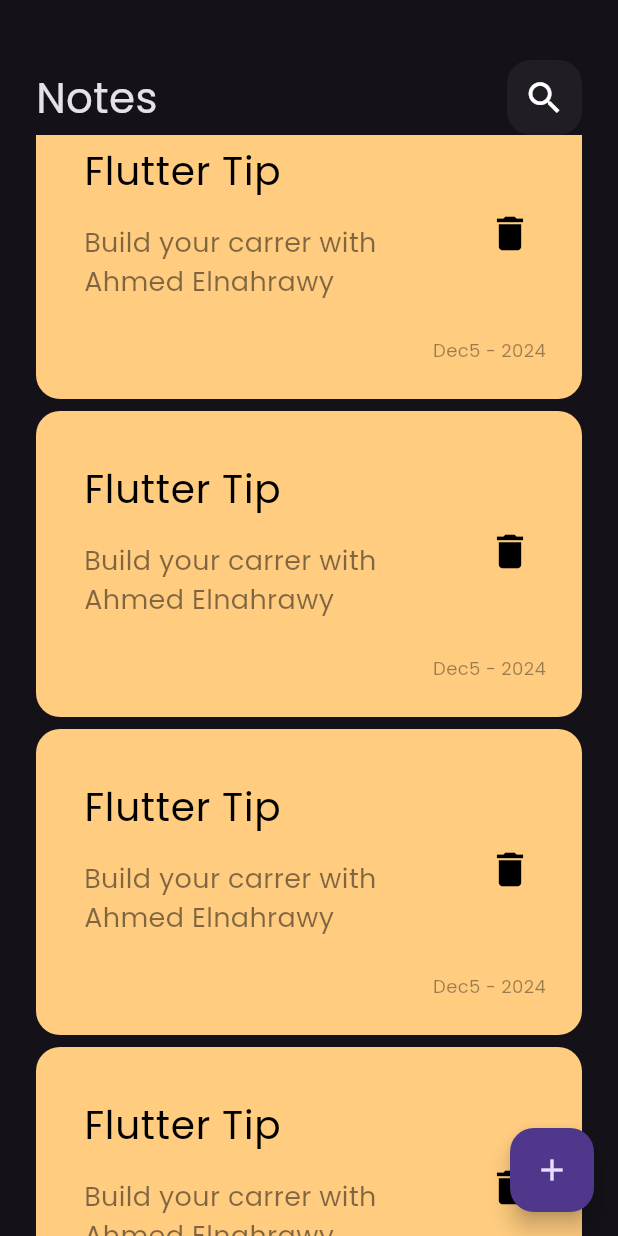
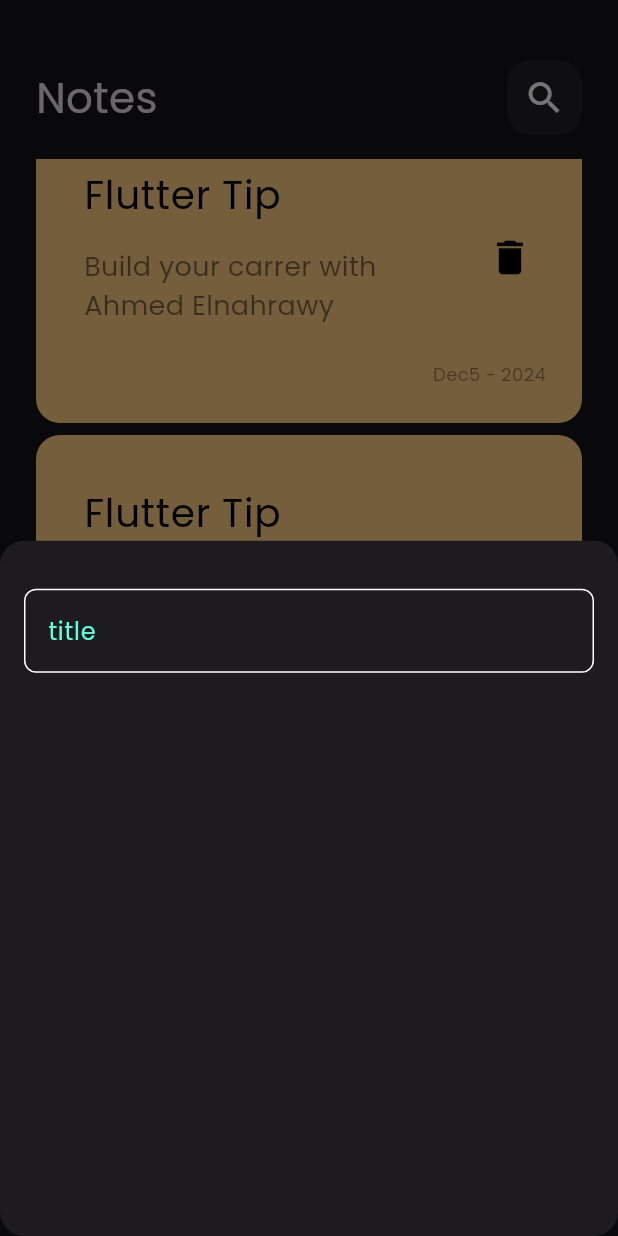
Before and after one commit to elne7/Note-App, a Flutter app: the screen it shows after launch, scrolled down 1728 dp, after a tap on the "add" icon, on a phone screen of 412 x 824 dp. Run offline on Flutter 3.47's test engine with Material 3 defaults, Android fonts, the phone set to English and light mode, and no system bars.

Commit message:
creating custom test field

```diff
--- /dev/null
+++ b/lib/constants.dart
@@ -0,0 +1,3 @@
+import 'package:flutter/material.dart';
+
+const kPrimaryColor = Color(0xff62FCD7);
--- /dev/null
+++ b/lib/widgets/add_note_button_sheet.dart
@@ -0,0 +1,21 @@
+import 'package:flutter/material.dart';
+import 'package:note_app/widgets/custom_text_field.dart';
+
+class AddNoteButtonSheet extends StatelessWidget {
+  const AddNoteButtonSheet({super.key});
+
+  @override
+  Widget build(BuildContext context) {
+    return const Padding(
+      padding: EdgeInsets.symmetric(horizontal: 16),
+      child: Column(
+        children: [
+          SizedBox(
+            height: 32,
+          ),
+          CustomTextField()
+        ],
+      ),
+    );
+  }
+}
--- /dev/null
+++ b/lib/widgets/custom_text_field.dart
@@ -0,0 +1,31 @@
+import 'package:flutter/material.dart';
+import 'package:note_app/constants.dart';
+
+class CustomTextField extends StatelessWidget {
+  const CustomTextField({super.key});
+
+  @override
+  Widget build(BuildContext context) {
+    return TextField(
+      cursorColor: kPrimaryColor,
+      decoration: InputDecoration(
+        hintText: 'title',
+        hintStyle: const TextStyle(
+          color: kPrimaryColor
+        ),
+        border: buildBorder(),
+        enabledBorder: buildBorder(),
+        focusedBorder: buildBorder(kPrimaryColor)
+      ),
+    );
+  }
+
+  OutlineInputBorder buildBorder([color]) {
+    return OutlineInputBorder(
+        borderRadius: BorderRadius.circular(8),
+        borderSide: BorderSide(
+          color: color ?? Colors.white,
+        ),
+      );
+  }
+}
--- a/lib/widgets/notes_list_view.dart
+++ b/lib/widgets/notes_list_view.dart
@@ -6,13 +6,17 @@ class NotesListView extends StatelessWidget {
 
   @override
   Widget build(BuildContext context) {
-    return ListView.builder(
+    return Padding(
+      padding: const EdgeInsets.symmetric(vertical: 16),
+      child: ListView.builder(
+        padding: EdgeInsets.zero,
         itemBuilder: (contect, index) {
           return const Padding(
             padding: EdgeInsets.symmetric(vertical: 4),
             child: NoteItem(),
           );
         },
+      ),
     );
   }
 }
--- a/lib/widgets/notes_view_body.dart
+++ b/lib/widgets/notes_view_body.dart
@@ -1,4 +1,5 @@
 import 'package:flutter/material.dart';
+import 'package:note_app/widgets/add_note_button_sheet.dart';
 import 'package:note_app/widgets/custom_app_bar.dart';
 import 'package:note_app/widgets/notes_list_view.dart';
 
@@ -9,7 +10,17 @@ class NotesViewBody extends StatelessWidget {
   Widget build(BuildContext context) {
     return Scaffold(
       floatingActionButton: FloatingActionButton(
-        onPressed: () {},
+        onPressed: () {
+          showModalBottomSheet(
+            shape: RoundedRectangleBorder(
+              borderRadius: BorderRadius.circular(16),
+            ),
+            context: (context),
+            builder: (context) {
+              return const AddNoteButtonSheet();
+            },
+          );
+        },
         child: const Icon(Icons.add),
       ),
       body: const Padding(
```
Lines whose indentation alone changed are shown as unchanged.
